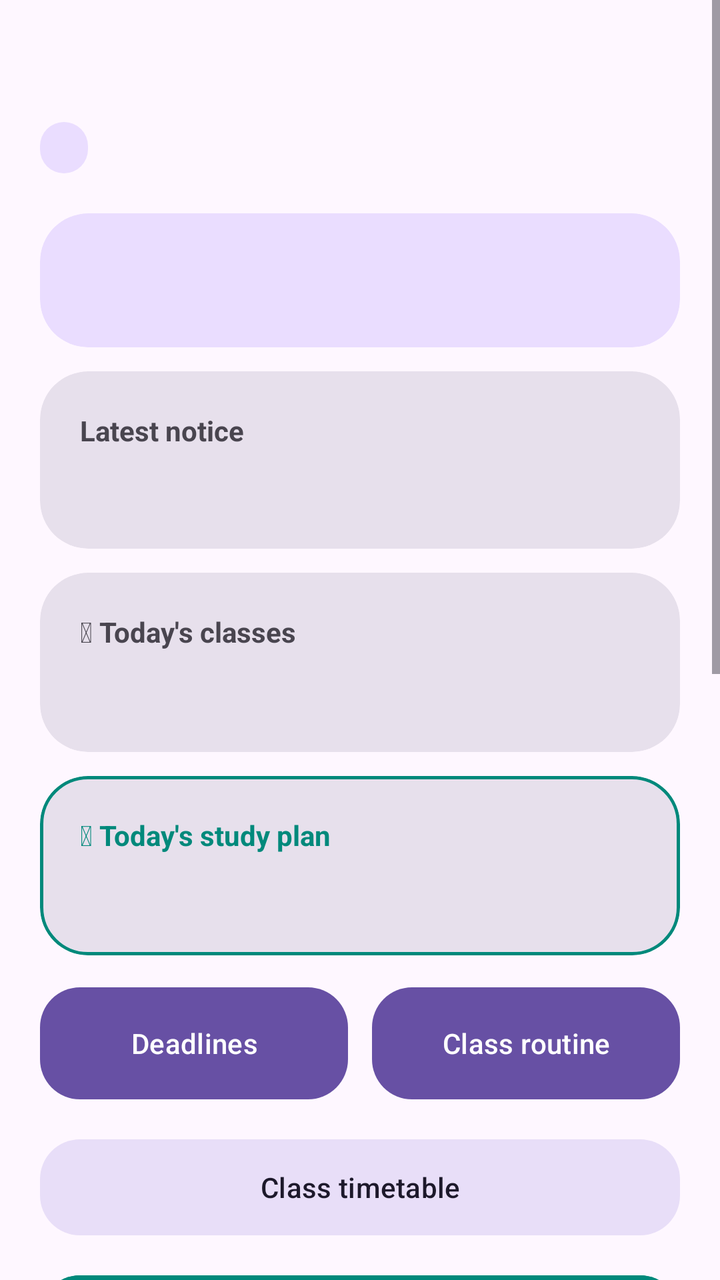
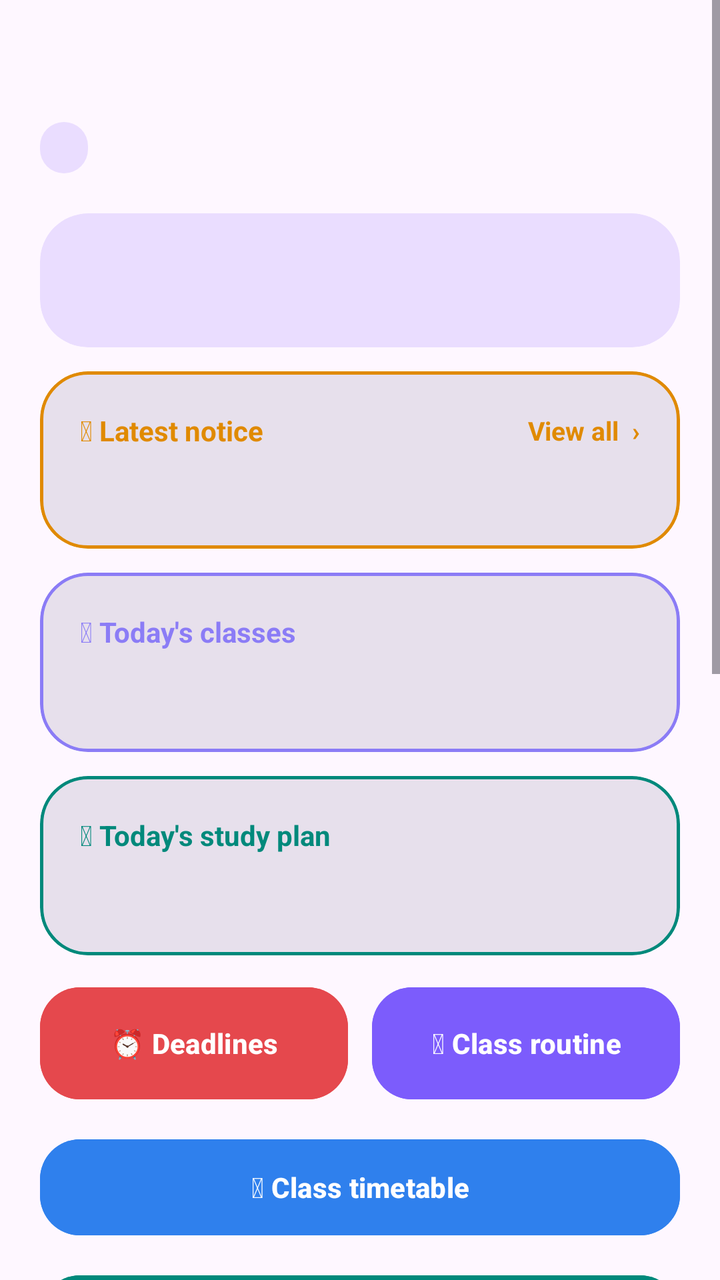

Compare the two renders of this Android layout. The source of the first and the diff that turns it into the second are given below.
<!-- AndroidManifest.xml: application theme Theme.CampusCompanion -->
<!-- res/layout/activity_main.xml -->
<?xml version="1.0" encoding="utf-8"?>
<ScrollView xmlns:android="http://schemas.android.com/apk/res/android"
    xmlns:app="http://schemas.android.com/apk/res-auto"
    android:layout_width="match_parent"
    android:layout_height="match_parent"
    android:fillViewport="true">

    <LinearLayout
        android:layout_width="match_parent"
        android:layout_height="wrap_content"
        android:orientation="vertical"
        android:padding="20dp">

        
        <TextView
            android:id="@+id/tvGreeting"
            android:layout_width="match_parent"
            android:layout_height="wrap_content"
            android:textColor="?attr/colorOnSurface"
            android:textSize="26sp"
            android:textStyle="bold" />

        <TextView
            android:id="@+id/tvSection"
            android:layout_width="wrap_content"
            android:layout_height="wrap_content"
            android:layout_marginTop="6dp"
            android:background="@drawable/bg_chip"
            android:paddingHorizontal="12dp"
            android:paddingVertical="4dp"
            android:textColor="?attr/colorOnPrimaryContainer"
            android:textSize="13sp" />

        
        <com.google.android.material.card.MaterialCardView
            android:layout_width="match_parent"
            android:layout_height="wrap_content"
            android:layout_marginTop="20dp"
            app:cardBackgroundColor="?attr/colorPrimaryContainer"
            app:cardCornerRadius="24dp"
            app:cardElevation="0dp"
            app:strokeWidth="0dp">

            <TextView
                android:id="@+id/tvWeather"
                android:layout_width="match_parent"
                android:layout_height="wrap_content"
                android:lineSpacingExtra="4dp"
                android:padding="20dp"
                android:textColor="?attr/colorOnPrimaryContainer"
                android:textSize="20sp" />
        </com.google.android.material.card.MaterialCardView>

        
        <com.google.android.material.card.MaterialCardView
            android:id="@+id/cardNotice"
            android:layout_width="match_parent"
            android:layout_height="wrap_content"
            android:layout_marginTop="12dp"
            android:clickable="true"
            android:focusable="true"
            app:cardBackgroundColor="?attr/colorSurfaceVariant"
            app:cardCornerRadius="24dp"
            app:cardElevation="0dp"
            app:strokeWidth="0dp">

            <LinearLayout
                android:layout_width="match_parent"
                android:layout_height="wrap_content"
                android:orientation="vertical"
                android:padding="20dp">

                <TextView
                    android:layout_width="wrap_content"
                    android:layout_height="wrap_content"
                    android:text="Latest notice"
                    android:textColor="?attr/colorOnSurfaceVariant"
                    android:textSize="14sp"
                    android:textStyle="bold" />

                <TextView
                    android:id="@+id/tvNotice"
                    android:layout_width="match_parent"
                    android:layout_height="wrap_content"
                    android:layout_marginTop="8dp"
                    android:lineSpacingExtra="3dp"
                    android:textColor="?attr/colorOnSurface"
                    android:textSize="16sp" />
            </LinearLayout>
        </com.google.android.material.card.MaterialCardView>

        
        <com.google.android.material.card.MaterialCardView
            android:layout_width="match_parent"
            android:layout_height="wrap_content"
            android:layout_marginTop="12dp"
            app:cardBackgroundColor="?attr/colorSurfaceVariant"
            app:cardCornerRadius="24dp"
            app:cardElevation="0dp"
            app:strokeWidth="0dp">

            <LinearLayout
                android:layout_width="match_parent"
                android:layout_height="wrap_content"
                android:orientation="vertical"
                android:padding="20dp">

                <TextView
                    android:layout_width="wrap_content"
                    android:layout_height="wrap_content"
                    android:text="&#127979; Today's classes"
                    android:textColor="?attr/colorOnSurfaceVariant"
                    android:textSize="14sp"
                    android:textStyle="bold" />

                <TextView
                    android:id="@+id/tvToday"
                    android:layout_width="match_parent"
                    android:layout_height="wrap_content"
                    android:layout_marginTop="8dp"
                    android:lineSpacingExtra="4dp"
                    android:textColor="?attr/colorOnSurface"
                    android:textSize="17sp" />
            </LinearLayout>
        </com.google.android.material.card.MaterialCardView>

        
        <com.google.android.material.card.MaterialCardView
            android:id="@+id/cardStudy"
            android:layout_width="match_parent"
            android:layout_height="wrap_content"
            android:layout_marginTop="12dp"
            android:clickable="true"
            android:focusable="true"
            app:cardBackgroundColor="?attr/colorSurfaceVariant"
            app:cardCornerRadius="24dp"
            app:cardElevation="0dp"
            app:strokeColor="@color/study_teal"
            app:strokeWidth="1.5dp">

            <LinearLayout
                android:layout_width="match_parent"
                android:layout_height="wrap_content"
                android:orientation="vertical"
                android:padding="20dp">

                <TextView
                    android:layout_width="wrap_content"
                    android:layout_height="wrap_content"
                    android:text="&#128214; Today's study plan"
                    android:textColor="@color/study_teal"
                    android:textSize="14sp"
                    android:textStyle="bold" />

                <TextView
                    android:id="@+id/tvStudyToday"
                    android:layout_width="match_parent"
                    android:layout_height="wrap_content"
                    android:layout_marginTop="8dp"
                    android:lineSpacingExtra="4dp"
                    android:textColor="?attr/colorOnSurface"
                    android:textSize="17sp" />
            </LinearLayout>
        </com.google.android.material.card.MaterialCardView>

        
        <LinearLayout
            android:layout_width="match_parent"
            android:layout_height="wrap_content"
            android:layout_marginTop="12dp"
            android:orientation="horizontal">

            <com.google.android.material.button.MaterialButton
                android:id="@+id/btnDeadlines"
                android:layout_width="0dp"
                android:layout_height="64dp"
                android:layout_marginEnd="6dp"
                android:layout_weight="1"
                android:text="Deadlines"
                app:cornerRadius="20dp" />

            <com.google.android.material.button.MaterialButton
                android:id="@+id/btnRoutine"
                android:layout_width="0dp"
                android:layout_height="64dp"
                android:layout_marginStart="6dp"
                android:layout_weight="1"
                android:text="Class routine"
                app:cornerRadius="20dp" />
        </LinearLayout>

        <com.google.android.material.button.MaterialButton
            android:id="@+id/btnTimetable"
            style="@style/Widget.Material3.Button.TonalButton"
            android:layout_width="match_parent"
            android:layout_height="56dp"
            android:layout_marginTop="12dp"
            android:text="Class timetable"
            app:cornerRadius="20dp" />

        
        <com.google.android.material.button.MaterialButton
            android:id="@+id/btnStudy"
            android:layout_width="match_parent"
            android:layout_height="56dp"
            android:layout_marginTop="12dp"
            android:backgroundTint="@color/study_teal"
            android:text="&#128214; My study plan"
            android:textColor="@android:color/white"
            app:cornerRadius="20dp" />

        <com.google.android.material.button.MaterialButton
            android:id="@+id/btnStats"
            style="@style/Widget.Material3.Button.TonalButton"
            android:layout_width="match_parent"
            android:layout_height="56dp"
            android:layout_marginTop="12dp"
            android:text="Deadline statistics"
            app:cornerRadius="20dp" />

        <com.google.android.material.button.MaterialButton
            android:id="@+id/btnCalendar"
            style="@style/Widget.Material3.Button.TonalButton"
            android:layout_width="match_parent"
            android:layout_height="56dp"
            android:layout_marginTop="12dp"
            android:text="Deadline calendar"
            app:cornerRadius="20dp" />

        
        <com.google.android.material.button.MaterialButton
            android:id="@+id/btnPost"
            style="@style/Widget.Material3.Button.TonalButton"
            android:layout_width="match_parent"
            android:layout_height="56dp"
            android:layout_marginTop="12dp"
            android:text="Post deadline to section"
            app:cornerRadius="20dp" />

        
        <com.google.android.material.card.MaterialCardView
            android:layout_width="match_parent"
            android:layout_height="wrap_content"
            android:layout_marginTop="16dp"
            app:cardBackgroundColor="?attr/colorSurfaceVariant"
            app:cardCornerRadius="24dp"
            app:cardElevation="0dp"
            app:strokeWidth="0dp">

            <LinearLayout
                android:layout_width="match_parent"
                android:layout_height="wrap_content"
                android:orientation="vertical"
                android:padding="16dp">

                <com.google.android.material.materialswitch.MaterialSwitch
                    android:id="@+id/swTracker"
                    android:layout_width="match_parent"
                    android:layout_height="wrap_content"
                    android:text="Next-deadline tracker"
                    android:textColor="?attr/colorOnSurface" />

                <com.google.android.material.materialswitch.MaterialSwitch
                    android:id="@+id/swDark"
                    android:layout_width="match_parent"
                    android:layout_height="wrap_content"
                    android:text="Dark mode"
                    android:textColor="?attr/colorOnSurface" />

                <com.google.android.material.button.MaterialButton
                    android:id="@+id/btnExactAlarm"
                    style="@style/Widget.Material3.Button.OutlinedButton"
                    android:layout_width="match_parent"
                    android:layout_height="wrap_content"
                    android:layout_marginTop="8dp"
                    android:text="Allow exact reminders" />
            </LinearLayout>
        </com.google.android.material.card.MaterialCardView>

        <TextView
            android:id="@+id/tvProviderCount"
            android:layout_width="match_parent"
            android:layout_height="wrap_content"
            android:layout_marginTop="12dp"
            android:textColor="?attr/colorOnSurfaceVariant"
            android:textSize="13sp" />

        
        <com.google.android.material.button.MaterialButton
            android:id="@+id/btnLogout"
            style="@style/Widget.Material3.Button.OutlinedButton"
            android:layout_width="match_parent"
            android:layout_height="56dp"
            android:layout_marginTop="16dp"
            android:text="Log out"
            android:textColor="?attr/colorError"
            app:cornerRadius="20dp"
            app:strokeColor="?attr/colorError" />
    </LinearLayout>
</ScrollView>
<!-- resources referenced by this layout -->
<resources>
  <color name="study_teal">#00897B</color>
  <!-- drawable bg_chip (drawable) -->
  <?xml version="1.0" encoding="utf-8"?>
  <shape xmlns:android="http://schemas.android.com/apk/res/android"
      android:shape="rectangle">
      <solid android:color="?attr/colorPrimaryContainer" />
      <corners android:radius="50dp" />
  </shape>
  <style name="Theme.CampusCompanion" parent="Base.Theme.CampusCompanion" />
  <style name="Base.Theme.CampusCompanion" parent="Theme.Material3.DayNight.NoActionBar">
          
      </style>
</resources>

<!-- the commit's change to res/layout/activity_main.xml (unified diff, before → after) -->
@@ -62,7 +62,8 @@
             app:cardBackgroundColor="?attr/colorSurfaceVariant"
             app:cardCornerRadius="24dp"
             app:cardElevation="0dp"
-            app:strokeWidth="0dp">
+            app:strokeColor="@color/home_notice"
+            app:strokeWidth="1.5dp">
 
             <LinearLayout
                 android:layout_width="match_parent"
@@ -70,13 +71,29 @@
                 android:orientation="vertical"
                 android:padding="20dp">
 
-                <TextView
-                    android:layout_width="wrap_content"
-                    android:layout_height="wrap_content"
-                    android:text="Latest notice"
-                    android:textColor="?attr/colorOnSurfaceVariant"
-                    android:textSize="14sp"
-                    android:textStyle="bold" />
+                <LinearLayout
+                    android:layout_width="match_parent"
+                    android:layout_height="wrap_content"
+                    android:gravity="center_vertical"
+                    android:orientation="horizontal">
+
+                    <TextView
+                        android:layout_width="0dp"
+                        android:layout_height="wrap_content"
+                        android:layout_weight="1"
+                        android:text="&#128226; Latest notice"
+                        android:textColor="@color/home_notice"
+                        android:textSize="14sp"
+                        android:textStyle="bold" />
+
+                    <TextView
+                        android:layout_width="wrap_content"
+                        android:layout_height="wrap_content"
+                        android:text="View all  &#8250;"
+                        android:textColor="@color/home_notice"
+                        android:textSize="13sp"
+                        android:textStyle="bold" />
+                </LinearLayout>
 
                 <TextView
                     android:id="@+id/tvNotice"
@@ -97,7 +114,8 @@
             app:cardBackgroundColor="?attr/colorSurfaceVariant"
             app:cardCornerRadius="24dp"
             app:cardElevation="0dp"
-            app:strokeWidth="0dp">
+            app:strokeColor="@color/home_classes"
+            app:strokeWidth="1.5dp">
 
             <LinearLayout
                 android:layout_width="match_parent"
@@ -109,7 +127,7 @@
                     android:layout_width="wrap_content"
                     android:layout_height="wrap_content"
                     android:text="&#127979; Today's classes"
-                    android:textColor="?attr/colorOnSurfaceVariant"
+                    android:textColor="@color/home_classes"
                     android:textSize="14sp"
                     android:textStyle="bold" />
 
@@ -176,7 +194,10 @@
                 android:layout_height="64dp"
                 android:layout_marginEnd="6dp"
                 android:layout_weight="1"
-                android:text="Deadlines"
+                android:backgroundTint="@color/home_deadline"
+                android:text="&#9200;&#65039; Deadlines"
+                android:textColor="@android:color/white"
+                android:textStyle="bold"
                 app:cornerRadius="20dp" />
 
             <com.google.android.material.button.MaterialButton
@@ -185,17 +206,22 @@
                 android:layout_height="64dp"
                 android:layout_marginStart="6dp"
                 android:layout_weight="1"
-                android:text="Class routine"
+                android:backgroundTint="@color/home_routine"
+                android:text="&#128218; Class routine"
+                android:textColor="@android:color/white"
+                android:textStyle="bold"
                 app:cornerRadius="20dp" />
         </LinearLayout>
 
         <com.google.android.material.button.MaterialButton
             android:id="@+id/btnTimetable"
-            style="@style/Widget.Material3.Button.TonalButton"
-            android:layout_width="match_parent"
-            android:layout_height="56dp"
-            android:layout_marginTop="12dp"
-            android:text="Class timetable"
+            android:layout_width="match_parent"
+            android:layout_height="56dp"
+            android:layout_marginTop="12dp"
+            android:backgroundTint="@color/home_timetable"
+            android:text="&#128338; Class timetable"
+            android:textColor="@android:color/white"
+            android:textStyle="bold"
             app:cornerRadius="20dp" />
 
         
@@ -207,34 +233,41 @@
             android:backgroundTint="@color/study_teal"
             android:text="&#128214; My study plan"
             android:textColor="@android:color/white"
+            android:textStyle="bold"
             app:cornerRadius="20dp" />
 
         <com.google.android.material.button.MaterialButton
             android:id="@+id/btnStats"
-            style="@style/Widget.Material3.Button.TonalButton"
-            android:layout_width="match_parent"
-            android:layout_height="56dp"
-            android:layout_marginTop="12dp"
-            android:text="Deadline statistics"
+            android:layout_width="match_parent"
+            android:layout_height="56dp"
+            android:layout_marginTop="12dp"
+            android:backgroundTint="@color/home_stats"
+            android:text="&#128202; Deadline statistics"
+            android:textColor="@android:color/white"
+            android:textStyle="bold"
             app:cornerRadius="20dp" />
 
         <com.google.android.material.button.MaterialButton
             android:id="@+id/btnCalendar"
-            style="@style/Widget.Material3.Button.TonalButton"
-            android:layout_width="match_parent"
-            android:layout_height="56dp"
-            android:layout_marginTop="12dp"
-            android:text="Deadline calendar"
+            android:layout_width="match_parent"
+            android:layout_height="56dp"
+            android:layout_marginTop="12dp"
+            android:backgroundTint="@color/home_calendar"
+            android:text="&#128197; Deadline calendar"
+            android:textColor="@android:color/white"
+            android:textStyle="bold"
             app:cornerRadius="20dp" />
 
         
         <com.google.android.material.button.MaterialButton
             android:id="@+id/btnPost"
-            style="@style/Widget.Material3.Button.TonalButton"
-            android:layout_width="match_parent"
-            android:layout_height="56dp"
-            android:layout_marginTop="12dp"
-            android:text="Post deadline to section"
+            android:layout_width="match_parent"
+            android:layout_height="56dp"
+            android:layout_marginTop="12dp"
+            android:backgroundTint="@color/home_post"
+            android:text="&#128227; Post deadline to section"
+            android:textColor="@android:color/white"
+            android:textStyle="bold"
             app:cornerRadius="20dp" />
 
         
@@ -257,14 +290,14 @@
                     android:id="@+id/swTracker"
                     android:layout_width="match_parent"
                     android:layout_height="wrap_content"
-                    android:text="Next-deadline tracker"
+                    android:text="&#128276; Next-deadline tracker"
                     android:textColor="?attr/colorOnSurface" />
 
                 <com.google.android.material.materialswitch.MaterialSwitch
                     android:id="@+id/swDark"
                     android:layout_width="match_parent"
                     android:layout_height="wrap_content"
-                    android:text="Dark mode"
+                    android:text="&#127769; Dark mode"
                     android:textColor="?attr/colorOnSurface" />
 
                 <com.google.android.material.button.MaterialButton
@@ -273,7 +306,7 @@
                     android:layout_width="match_parent"
                     android:layout_height="wrap_content"
                     android:layout_marginTop="8dp"
-                    android:text="Allow exact reminders" />
+                    android:text="&#9200;&#65039; Allow exact reminders" />
             </LinearLayout>
         </com.google.android.material.card.MaterialCardView>
 
@@ -292,7 +325,7 @@
             android:layout_width="match_parent"
             android:layout_height="56dp"
             android:layout_marginTop="16dp"
-            android:text="Log out"
+            android:text="&#128682; Log out"
             android:textColor="?attr/colorError"
             app:cornerRadius="20dp"
             app:strokeColor="?attr/colorError" />
<!-- resource entries referenced after the edit -->
@@ -1,5 +1,13 @@
 <!-- resources referenced by this layout -->
 <resources>
+  <color name="home_calendar">#D6409F</color>
+  <color name="home_classes">#8B7CF6</color>
+  <color name="home_deadline">#E5484D</color>
+  <color name="home_notice">#E08A00</color>
+  <color name="home_post">#E8590C</color>
+  <color name="home_routine">#7C5CFC</color>
+  <color name="home_stats">#5B5BD6</color>
+  <color name="home_timetable">#2F80ED</color>
   <color name="study_teal">#00897B</color>
   <!-- drawable bg_chip (drawable) -->
   <?xml version="1.0" encoding="utf-8"?>
